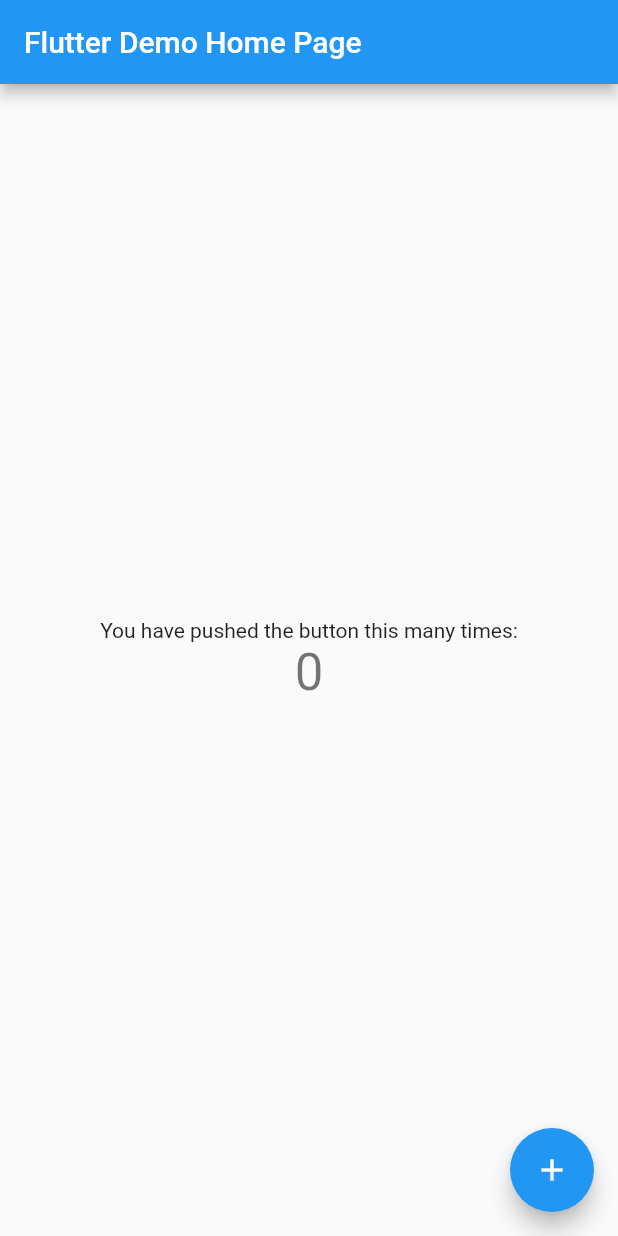
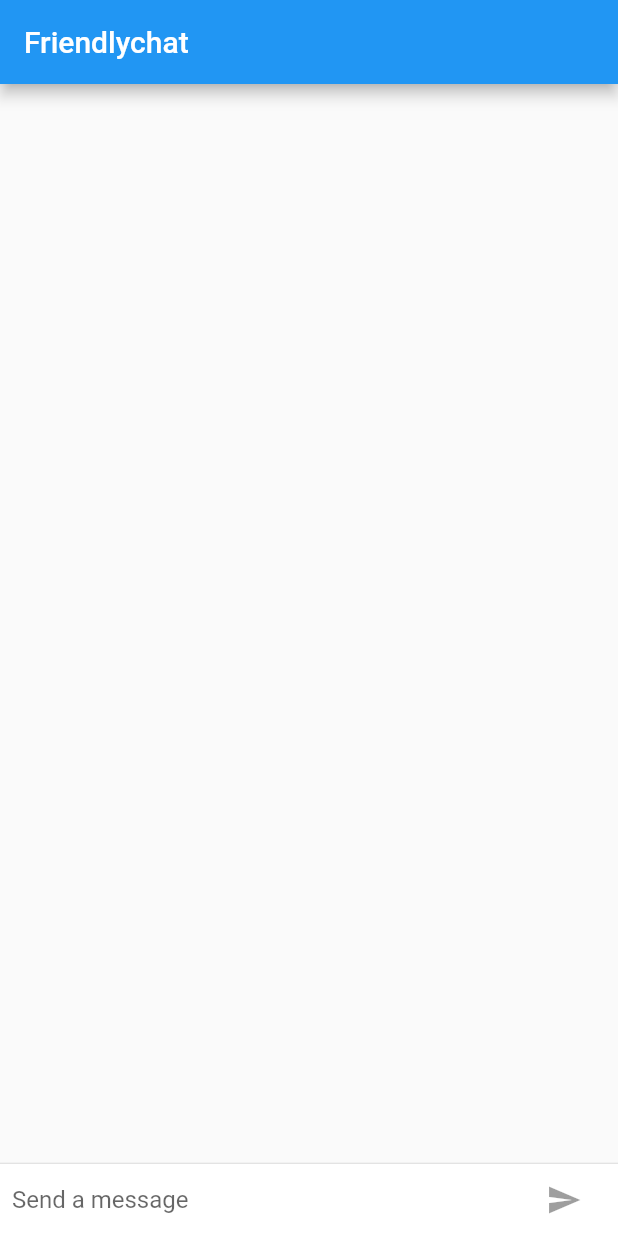
Before and after one commit to 0xAAE/migchat_flutter, a Flutter app: the screen it shows after launch, on a phone screen of 412 x 824 dp. Run offline on Flutter 3.47's test engine with Material 2 defaults, Android fonts, the phone set to English and light mode, and no system bars; our stand-ins replace fixnum; missing offline and left inert: grpc, protobuf; statements that could not run were skipped.

Commit message:
Compilable copy-pasted chat sample

```diff
--- /dev/null
+++ b/lib/bandwidth_buffer.dart
@@ -0,0 +1,34 @@
+import 'dart:async';
+
+class BandwidthBuffer<T> {
+  final Duration duration;
+  final void Function(List<T>) onReceive;
+
+  List<T> _list = <T>[];
+  Timer? _timer;
+
+  BandwidthBuffer({required this.duration, required this.onReceive});
+
+  void start() {
+    _timer = Timer.periodic(duration, _onTimeToSend);
+  }
+
+  void stop() {
+    if (_timer != null) {
+      _timer?.cancel();
+      _timer = null;
+    }
+  }
+
+  void send(T t) {
+    _list.add(t);
+  }
+
+  void _onTimeToSend(Timer t) {
+    if (_list.length > 0 && onReceive != null) {
+      var list = _list;
+      _list = <T>[];
+      onReceive(list);
+    }
+  }
+}
--- /dev/null
+++ b/lib/chat_message.dart
@@ -0,0 +1,28 @@
+import 'package:flutter/material.dart';
+import 'package:uuid/uuid.dart';
+
+/// Message is class defining message data (id and text)
+class Message {
+  /// _uuid is unique ID generator
+  static var _uuid = Uuid();
+
+  /// id is unique ID of message
+  String id;
+
+  /// text is content of message
+  String text;
+
+  /// Class constructor
+  Message(this.text, [this.id = '']) {
+    id = _uuid.v4();
+  }
+}
+
+/// ChatMessage is base abstract class for outgoing and incoming message widgets
+abstract class ChatMessage extends Widget {
+  /// Message content
+  Message get message;
+
+  /// Controller of animation for message widget
+  AnimationController get animationController;
+}
--- /dev/null
+++ b/lib/chat_message_outgoing.dart
@@ -0,0 +1,131 @@
+import 'package:flutter/material.dart';
+
+import 'chat_message.dart';
+
+/// Outgoing message author name
+const String _name = "Me";
+
+/// Outgoing message statuses
+/// UNKNOWN - message just created and is not sent yet
+/// SENT - message is sent to the server successfully
+enum MessageOutgoingStatus { UNKNOWN, SENT }
+
+/// MessageOutgoing is class defining message data (id and text) and status
+class MessageOutgoing extends Message {
+  /// Outgoing message status
+  MessageOutgoingStatus status;
+
+  /// Constructor
+  MessageOutgoing(
+      {required String text,
+      required String id,
+      this.status = MessageOutgoingStatus.UNKNOWN})
+      : super(text, id);
+}
+
+/// ChatMessageOutgoingController is 'Controller' class that allows change message properties
+class ChatMessageOutgoingController {
+  /// Outgoing message content
+  MessageOutgoing message;
+
+  /// Controller raises this event when status has been changed
+  late void Function(
+          MessageOutgoingStatus oldStatus, MessageOutgoingStatus newStatus)
+      onStatusChanged;
+
+  /// Constructor
+  ChatMessageOutgoingController({required this.message});
+
+  /// setStatus is method to update status of the outgoing message
+  /// It raises onStatusChanged event
+  void setStatus(MessageOutgoingStatus newStatus) {
+    var oldStatus = message.status;
+    if (oldStatus != newStatus) {
+      message.status = newStatus;
+      onStatusChanged(oldStatus, newStatus);
+    }
+  }
+}
+
+/// ChatMessageOutgoing is widget to display outgoing to server message
+class ChatMessageOutgoing extends StatefulWidget implements ChatMessage {
+  /// Outgoing message content
+  final MessageOutgoing message;
+
+  /// Message state controller
+  final ChatMessageOutgoingController controller;
+
+  /// Controller of animation for message widget
+  final AnimationController animationController;
+
+  /// Constructor
+  ChatMessageOutgoing(
+      {required this.message, required this.animationController})
+      : controller = ChatMessageOutgoingController(message: message),
+        super(key: new ObjectKey(message.id));
+
+  @override
+  State createState() => ChatMessageOutgoingState(
+      animationController: animationController, controller: controller);
+}
+
+/// State for ChatMessageOutgoing widget
+class ChatMessageOutgoingState extends State<ChatMessageOutgoing> {
+  /// Message state controller
+  final ChatMessageOutgoingController controller;
+
+  /// Controller of animation for message widget
+  final AnimationController animationController;
+
+  /// Constructor
+  ChatMessageOutgoingState(
+      {required this.controller, required this.animationController}) {
+    // Subscribe to event "message status has been changed"
+    controller.onStatusChanged = onStatusChanged;
+  }
+
+  /// Subscription to event "message status has been changed"
+  void onStatusChanged(
+      MessageOutgoingStatus oldStatus, MessageOutgoingStatus newStatus) {
+    setState(() {});
+  }
+
+  @override
+  Widget build(BuildContext context) {
+    return SizeTransition(
+      sizeFactor:
+          CurvedAnimation(parent: animationController, curve: Curves.easeOut),
+      axisAlignment: 0.0,
+      child: Container(
+        margin: EdgeInsets.symmetric(vertical: 10.0),
+        child: Row(
+          crossAxisAlignment: CrossAxisAlignment.start,
+          children: <Widget>[
+            Container(
+              margin: EdgeInsets.only(right: 16.0),
+              child: CircleAvatar(child: Text(_name[0])),
+            ),
+            Expanded(
+              child: Column(
+                crossAxisAlignment: CrossAxisAlignment.start,
+                children: <Widget>[
+                  Text(_name, style: Theme.of(context).textTheme.subhead),
+                  Container(
+                    margin: EdgeInsets.only(top: 5.0),
+                    child: Text(controller.message.text),
+                  ),
+                ],
+              ),
+            ),
+            Container(
+              child: Icon(
+                  controller.message.status == MessageOutgoingStatus.SENT
+                      ? Icons.done
+                      : Icons.access_time),
+            ),
+          ],
+        ),
+      ),
+    );
+  }
+}
--- /dev/null
+++ b/lib/chat_screen.dart
@@ -0,0 +1,239 @@
+import 'dart:async';
+
+import 'package:flutter/material.dart';
+
+import 'bandwidth_buffer.dart';
+import 'chat_message.dart';
+import 'chat_message_incoming.dart';
+import 'chat_message_outgoing.dart';
+import 'chat_service.dart';
+
+/// Host screen widget - main window
+class ChatScreen extends StatefulWidget {
+  ChatScreen() : super(key: new ObjectKey("Main window"));
+
+  @override
+  State createState() => ChatScreenState();
+}
+
+/// State for ChatScreen widget
+class ChatScreenState extends State<ChatScreen> with TickerProviderStateMixin {
+  /// Chat client service
+  late ChatService _service;
+
+  /// Look at the https://github.com/flutter/flutter/issues/26375
+  late BandwidthBuffer _bandwidthBuffer;
+
+  /// Stream controller to add messages to the ListView
+  final StreamController _streamController = StreamController<List<Message>>();
+
+  /// Chat messages list to display into ListView
+  final List<ChatMessage> _messages = <ChatMessage>[];
+
+  /// Look at the https://codelabs.developers.google.com/codelabs/flutter/#4
+  final TextEditingController _textController = TextEditingController();
+  bool _isComposing = false;
+
+  @override
+  void initState() {
+    super.initState();
+
+    // initialize bandwidth buffer for chat messages display
+    _bandwidthBuffer = BandwidthBuffer<Message>(
+      duration: Duration(milliseconds: 500),
+      onReceive: onReceivedFromBuffer,
+    );
+    _bandwidthBuffer.start();
+
+    // initialize Chat client service
+    _service = ChatService(
+        onSentSuccess: onSentSuccess,
+        onSentError: onSentError,
+        onReceivedSuccess: onReceivedSuccess,
+        onReceivedError: onReceivedError);
+    _service.startListening();
+  }
+
+  @override
+  void dispose() {
+    // close Chat client service
+    _service.shutdown();
+
+    // close bandwidth buffer
+    _bandwidthBuffer.stop();
+
+    // free UI resources
+    for (ChatMessage message in _messages)
+      message.animationController.dispose();
+    super.dispose();
+  }
+
+  @override
+  Widget build(BuildContext context) {
+    return Scaffold(
+      appBar: AppBar(title: Text("Friendlychat")),
+      body: Column(
+        children: <Widget>[
+          Flexible(
+            child: StreamBuilder<List<Message>>(
+              stream: _streamController.stream as Stream<List<Message>>,
+              builder: (BuildContext context, AsyncSnapshot snapshot) {
+                if (snapshot.hasError) {
+                  return Text("Error: ${snapshot.error}");
+                }
+                switch (snapshot.connectionState) {
+                  case ConnectionState.none:
+                  case ConnectionState.waiting:
+                    break;
+                  case ConnectionState.active:
+                  case ConnectionState.done:
+                    _addMessages(snapshot.data);
+                }
+                return ListView.builder(
+                    padding: EdgeInsets.all(8.0),
+                    reverse: true,
+                    itemBuilder: (_, int index) => _messages[index],
+                    itemCount: _messages.length);
+              },
+            ),
+          ),
+          Divider(height: 1.0),
+          Container(
+            decoration: BoxDecoration(color: Theme.of(context).cardColor),
+            child: _buildTextComposer(),
+          ),
+        ],
+      ),
+    );
+  }
+
+  /// Look at the https://codelabs.developers.google.com/codelabs/flutter/#4
+  Widget _buildTextComposer() {
+    return IconTheme(
+      data: IconThemeData(color: Theme.of(context).accentColor),
+      child: Container(
+        margin: const EdgeInsets.symmetric(horizontal: 8.0),
+        child: Row(
+          children: <Widget>[
+            Flexible(
+              child: TextField(
+                maxLines: null,
+                textInputAction: TextInputAction.send,
+                controller: _textController,
+                onChanged: (String text) {
+                  setState(() {
+                    _isComposing = text.length > 0;
+                  });
+                },
+                onSubmitted: _isComposing ? _handleSubmitted : null,
+                decoration:
+                    InputDecoration.collapsed(hintText: "Send a message"),
+              ),
+            ),
+            Container(
+              margin: EdgeInsets.symmetric(horizontal: 4.0),
+              child: IconButton(
+                  icon: Icon(Icons.send),
+                  onPressed: _isComposing
+                      ? () => _handleSubmitted(_textController.text)
+                      : null),
+            ),
+          ],
+        ),
+      ),
+    );
+  }
+
+  /// 'new outgoing message created' event
+  void _handleSubmitted(String text) {
+    _textController.clear();
+    _isComposing = false;
+
+    // create new message from input text
+    var message = MessageOutgoing(text: text, id: '');
+
+    // send message to the display stream through the bandwidth buffer
+    _bandwidthBuffer.send(message);
+
+    // async send message to the server
+    _service.send(message);
+  }
+
+  /// 'outgoing message sent to the server' event
+  void onSentSuccess(MessageOutgoing message) {
+    debugPrint("message \"${message.text}\" sent to the server");
+    // send updated message to the display stream through the bandwidth buffer
+    _bandwidthBuffer.send(message);
+  }
+
+  /// 'failed to send message' event
+  void onSentError(Message message, String error) {
+    debugPrint(
+        "FAILED to send message \"${message.text}\" to the server: $error");
+  }
+
+  /// 'new incoming message received from the server' event
+  void onReceivedSuccess(Message message) {
+    debugPrint("received message from the server: ${message.text}");
+    // send updated message to the display stream through the bandwidth buffer
+    _bandwidthBuffer.send(message);
+  }
+
+  /// 'failed to receive messages' event
+  void onReceivedError(String error) {
+    debugPrint("FAILED to receive messages from the server: $error");
+  }
+
+  /// this event means 'the message (or messages) can be displayed'
+  /// Look at the https://github.com/flutter/flutter/issues/26375
+  void onReceivedFromBuffer(List<Message> messages) {
+    // send message(s) to the ListView stream
+    _streamController.add(messages);
+  }
+
+  /// this methods is called to display new (outgoing or incoming) message or
+  /// update status of existing outgoing message
+  void _addMessages(List<Message> messages) {
+    messages.forEach((message) {
+      // check if message with the same ID is already existed
+      var i = _messages.indexWhere((msg) => msg.message.id == message.id);
+      if (i != -1) {
+        // found
+        var chatMessage = _messages[i];
+        if (chatMessage is ChatMessageOutgoing) {
+          assert(message is MessageOutgoing,
+              "message must be MessageOutcome type");
+          // update status for outgoing message (from UNKNOWN to SENT)
+          chatMessage.controller.setStatus((message as MessageOutgoing).status);
+        }
+      } else {
+        // new message
+        ChatMessage chatMessage;
+        var animationController = AnimationController(
+          duration: Duration(milliseconds: 700),
+          vsync: this,
+        );
+        switch (message.runtimeType) {
+          case MessageOutgoing:
+            // add new outgoing message
+            chatMessage = ChatMessageOutgoing(
+              message: message as MessageOutgoing,
+              animationController: animationController,
+            );
+            break;
+          default:
+            // add new incoming message
+            chatMessage = ChatMessageIncoming(
+              message: message,
+              animationController: animationController,
+            );
+            break;
+        }
+        _messages.insert(0, chatMessage);
+
+        // look at the https://codelabs.developers.google.com/codelabs/flutter/#6
+        chatMessage.animationController.forward();
+      }
+    });
+  }
+}
--- /dev/null
+++ b/lib/chat_service.dart
@@ -0,0 +1,149 @@
+import 'package:grpc/grpc.dart';
+
+import 'proto/generated/migchat.pbgrpc.dart' as grpc;
+import 'chat_message.dart';
+import 'chat_message_outgoing.dart';
+
+/// CHANGE TO IP ADDRESS OF YOUR SERVER IF IT IS NECESSARY
+const serverIP = "127.0.0.1";
+const serverPort = 3000;
+
+/// ChatService client implementation
+class ChatService {
+  /// Flag is indicating that client is shutting down
+  bool _isShutdown = false;
+
+  /// gRPC client channel to send messages to the server
+  ClientChannel? _clientSend;
+
+  /// gRPC client channel to receive messages from the server
+  ClientChannel? _clientReceive;
+
+  /// Event is raised when message has been sent to the server successfully
+  final void Function(MessageOutgoing message) onSentSuccess;
+
+  /// Event is raised when message sending is failed
+  final void Function(MessageOutgoing message, String error) onSentError;
+
+  /// Event is raised when message has been received from the server
+  final void Function(Message message) onReceivedSuccess;
+
+  /// Event is raised when message receiving is failed
+  final void Function(String error) onReceivedError;
+
+  /// Constructor
+  ChatService(
+      {required this.onSentSuccess,
+      required this.onSentError,
+      required this.onReceivedSuccess,
+      required this.onReceivedError});
+
+  // Shutdown client
+  Future<void> shutdown() async {
+    _isShutdown = true;
+    _shutdownSend();
+    _shutdownReceive();
+  }
+
+  // Shutdown client (send channel)
+  void _shutdownSend() {
+    if (_clientSend != null) {
+      _clientSend?.shutdown();
+      _clientSend = null;
+    }
+  }
+
+  // Shutdown client (receive channel)
+  void _shutdownReceive() {
+    if (_clientReceive != null) {
+      _clientReceive?.shutdown();
+      _clientReceive = null;
+    }
+  }
+
+  /// Send message to the server
+  void send(MessageOutgoing message) {
+    if (_clientSend == null) {
+      // create new client
+      _clientSend = ClientChannel(
+        serverIP, // Your IP here or localhost
+        port: serverPort,
+        options: ChannelOptions(
+          //TODO: Change to secure with server certificates
+          credentials: ChannelCredentials.insecure(),
+          idleTimeout: Duration(seconds: 10),
+        ),
+      );
+    }
+
+    //todo: implelemnt sening message
+    // var request = StringValue.create();
+    // request.value = message.text;
+
+    // grpc.ChatServiceClient(_clientSend).send(request).then((_) {
+    //   // call for success handler
+    //   if (onSentSuccess != null) {
+    //     var sentMessage = MessageOutgoing(
+    //         text: message.text,
+    //         id: message.id,
+    //         status: MessageOutgoingStatus.SENT);
+    //     onSentSuccess(sentMessage);
+    //   }
+    // }).catchError((e) {
+    //   if (!_isShutdown) {
+    //     // invalidate current client
+    //     _shutdownSend();
+
+    //     // call for error handler
+    //     if (onSentError != null) {
+    //       onSentError(message, e.toString());
+    //     }
+
+    //     // try to send again
+    //     Future.delayed(Duration(seconds: 30), () {
+    //       send(message);
+    //     });
+    //   }
+    // });
+  }
+
+  /// Start listening messages from the server
+  void startListening() {
+    if (_clientReceive == null) {
+      // create new client
+      _clientReceive = ClientChannel(
+        serverIP, // Your IP here or localhost
+        port: serverPort,
+        options: ChannelOptions(
+          //TODO: Change to secure with server certificates
+          credentials: ChannelCredentials.insecure(),
+          idleTimeout: Duration(seconds: 10),
+        ),
+      );
+    }
+
+    var stream = grpc.ChatRoomServiceClient(_clientReceive!)
+        .getPosts(grpc.Registration.create());
+
+    stream.forEach((msg) {
+      var message = Message(msg.text);
+      onReceivedSuccess(message);
+    }).then((_) {
+      // raise exception to start listening again
+      throw Exception("stream from the server has been closed");
+    }).catchError((e) {
+      if (!_isShutdown) {
+        // invalidate current client
+        _shutdownReceive();
+
+        // call for error handler
+        onReceivedError(e.toString());
+
+        // start listening again
+        Future.delayed(Duration(seconds: 30), () {
+          startListening();
+        });
+      }
+    });
+  }
+}
--- a/lib/main.dart
+++ b/lib/main.dart
@@ -1,113 +1,18 @@
 import 'package:flutter/material.dart';
+import 'chat_screen.dart';
 
+/// main is entry point of Flutter application
 void main() {
-  runApp(MyApp());
+  runApp(MiGChatApp());
 }
 
-class MyApp extends StatelessWidget {
-  // This widget is the root of your application.
+/// MiGChatApp is Flutter application
+class MiGChatApp extends StatelessWidget {
   @override
   Widget build(BuildContext context) {
     return MaterialApp(
-      title: 'Flutter Demo',
-      theme: ThemeData(
-        // This is the theme of your application.
-        //
-        // Try running your application with "flutter run". You'll see the
-        // application has a blue toolbar. Then, without quitting the app, try
-        // changing the primarySwatch below to Colors.green and then invoke
-        // "hot reload" (press "r" in the console where you ran "flutter run",
-        // or simply save your changes to "hot reload" in a Flutter IDE).
-        // Notice that the counter didn't reset back to zero; the application
-        // is not restarted.
-        primarySwatch: Colors.blue,
-      ),
-      home: MyHomePage(title: 'Flutter Demo Home Page'),
+      title: "MiGChat",
+      home: ChatScreen(),
     );
   }
 }
-
-class MyHomePage extends StatefulWidget {
-  MyHomePage({Key? key, this.title}) : super(key: key);
-
-  // This widget is the home page of your application. It is stateful, meaning
-  // that it has a State object (defined below) that contains fields that affect
-  // how it looks.
-
-  // This class is the configuration for the state. It holds the values (in this
-  // case the title) provided by the parent (in this case the App widget) and
-  // used by the build method of the State. Fields in a Widget subclass are
-  // always marked "final".
-
-  final String? title;
-
-  @override
-  _MyHomePageState createState() => _MyHomePageState();
-}
-
-class _MyHomePageState extends State<MyHomePage> {
-  int _counter = 0;
-
-  void _incrementCounter() {
-    setState(() {
-      // This call to setState tells the Flutter framework that something has
-      // changed in this State, which causes it to rerun the build method below
-      // so that the display can reflect the updated values. If we changed
-      // _counter without calling setState(), then the build method would not be
-      // called again, and so nothing would appear to happen.
-      _counter++;
-    });
-  }
-
-  @override
-  Widget build(BuildContext context) {
-    // This method is rerun every time setState is called, for instance as done
-    // by the _incrementCounter method above.
-    //
-    // The Flutter framework has been optimized to make rerunning build methods
-    // fast, so that you can just rebuild anything that needs updating rather
-    // than having to individually change instances of widgets.
-    return Scaffold(
-      appBar: AppBar(
-        // Here we take the value from the MyHomePage object that was created by
-        // the App.build method, and use it to set our appbar title.
-        title: Text(widget.title!),
-      ),
-      body: Center(
-        // Center is a layout widget. It takes a single child and positions it
-        // in the middle of the parent.
-        child: Column(
-          // Column is also a layout widget. It takes a list of children and
-          // arranges them vertically. By default, it sizes itself to fit its
-          // children horizontally, and tries to be as tall as its parent.
-          //
-          // Invoke "debug painting" (press "p" in the console, choose the
-          // "Toggle Debug Paint" action from the Flutter Inspector in Android
-          // Studio, or the "Toggle Debug Paint" command in Visual Studio Code)
-          // to see the wireframe for each widget.
-          //
-          // Column has various properties to control how it sizes itself and
-          // how it positions its children. Here we use mainAxisAlignment to
-          // center the children vertically; the main axis here is the vertical
-          // axis because Columns are vertical (the cross axis would be
-          // horizontal).
-          mainAxisAlignment: MainAxisAlignment.center,
-          children: <Widget>[
-            Text(
-              'You have pushed the button this many times:',
-            ),
-            Text(
-              '$_counter',
-              style: Theme.of(context).textTheme.headline4,
-            ),
-          ],
-        ),
-      ),
-      floatingActionButton: FloatingActionButton(
-        onPressed: _incrementCounter,
-        tooltip: 'Increment',
-        child: Icon(Icons.add),
-      ), // This trailing comma makes auto-formatting nicer for build methods.
-    );
-  }
-}
```
Also changed, not shown: lib/chat_message_incoming.dart (added, +55 -0 lines).
